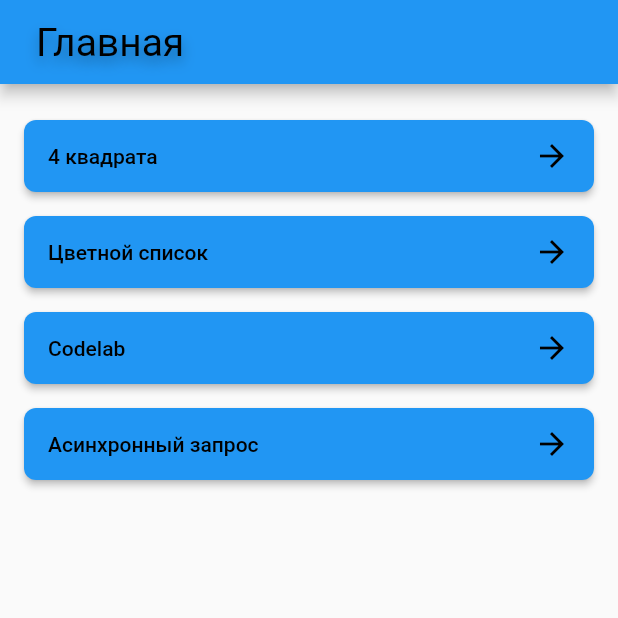
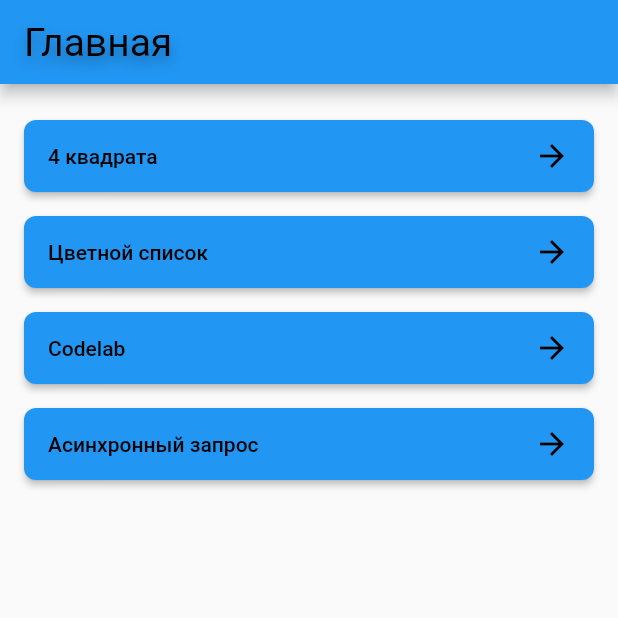
Before and after one commit to NeoZ3p/edu_homework, a Flutter app: the screen it shows after launch, on a phone screen of 412 x 824 dp, the top half of it. Run offline on Flutter 3.47's test engine with Material 2 defaults, Android fonts, the phone set to English and light mode, and no system bars.

Commit message:
fix: main_screen and appbar

```diff
--- a/lib/presenter/main_screen/widgets/main_screen_body.dart
+++ b/lib/presenter/main_screen/widgets/main_screen_body.dart
@@ -1,23 +1,20 @@
 import 'package:edu_homework/presenter/main_screen/widgets/route_button.dart';
 import 'package:flutter/material.dart';
 
-class MainScreenBody extends StatelessWidget {
-  MainScreenBody({Key? key}) : super(key: key);
-
-  final pageNames = [
+const pageNames = [
   '4 квадрата',
   'Цветной список',
   'Codelab',
   'Асинхронный запрос',
 ];
 
+class MainScreenBody extends StatelessWidget {
+  const MainScreenBody({Key? key}) : super(key: key);
+
   @override
   Widget build(BuildContext context) {
     return Padding(
       padding: const EdgeInsets.all(16),
-      child: Column(
-        children: [
-          Expanded(
       child: ListView.builder(
         itemCount: pageNames.length,
         itemBuilder: (context, index) => Padding(
@@ -25,9 +22,6 @@ class MainScreenBody extends StatelessWidget {
           child: RouteButton(routeName: pageNames[index]),
         ),
       ),
-          ),
-        ],
-      ),
     );
   }
 }
--- a/lib/utils/custom_appbar.dart
+++ b/lib/utils/custom_appbar.dart
@@ -11,10 +11,7 @@ class CustomAppBar extends StatelessWidget implements PreferredSizeWidget {
   @override
   Widget build(BuildContext context) {
     return AppBar(
-      title: Padding(
-        padding: const EdgeInsets.symmetric(horizontal: 8.0),
-        child: Text(title),
-      ),
+      title: Text(title),
       centerTitle: false,
     );
   }
```
Lines whose indentation alone changed are shown as unchanged.
